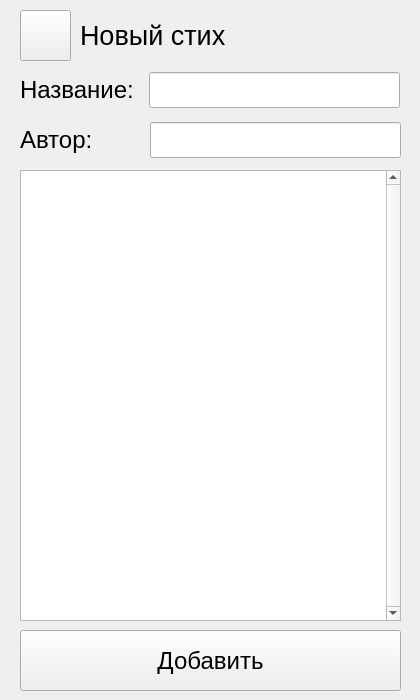
Krahjotdaan/LearningPoem, file UIs/VerseCreationForm.ui: the form before one commit.
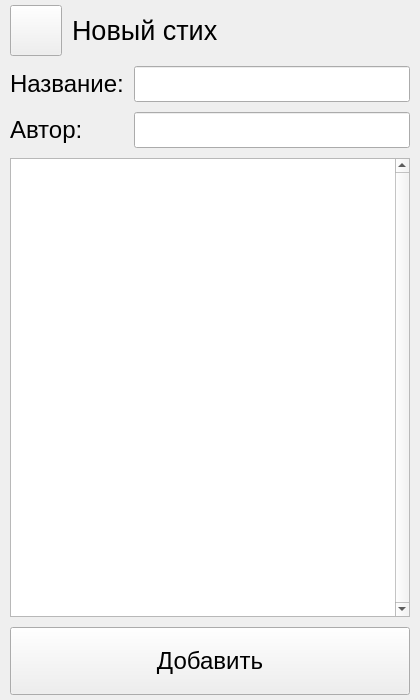
The form after the commit.

Commit message: Style: added grid to forms

Patch:
```diff
--- a/UIs/VerseCreationForm.ui
+++ b/UIs/VerseCreationForm.ui
@@ -14,15 +14,56 @@
    <string>MainWindow</string>
   </property>
   <widget class="QWidget" name="centralwidget">
-   <widget class="QWidget" name="verticalLayoutWidget">
-    <property name="geometry">
-     <rect>
-      <x>20</x>
-      <y>70</y>
-      <width>121</width>
-      <height>41</height>
-     </rect>
+   <layout class="QGridLayout" name="gridLayout" rowstretch="3,1,1,27,4">
+    <property name="leftMargin">
+     <number>10</number>
     </property>
+    <property name="topMargin">
+     <number>5</number>
+    </property>
+    <property name="rightMargin">
+     <number>10</number>
+    </property>
+    <property name="bottomMargin">
+     <number>5</number>
+    </property>
+    <property name="spacing">
+     <number>10</number>
+    </property>
+    <item row="0" column="0">
+     <layout class="QHBoxLayout" name="horizontalLayout_9">
+      <item>
+       <widget class="QPushButton" name="backButton">
+        <property name="sizePolicy">
+         <sizepolicy hsizetype="Minimum" vsizetype="Minimum">
+          <horstretch>0</horstretch>
+          <verstretch>0</verstretch>
+         </sizepolicy>
+        </property>
+        <property name="text">
+         <string/>
+        </property>
+       </widget>
+      </item>
+     </layout>
+    </item>
+    <item row="0" column="1" colspan="2">
+     <layout class="QHBoxLayout" name="horizontalLayout_2">
+      <item>
+       <widget class="QLabel" name="label_4">
+        <property name="font">
+         <font>
+          <pointsize>20</pointsize>
+         </font>
+        </property>
+        <property name="text">
+         <string>Новый стих</string>
+        </property>
+       </widget>
+      </item>
+     </layout>
+    </item>
+    <item row="1" column="0" colspan="2">
     <layout class="QVBoxLayout" name="verticalLayout">
      <item>
       <widget class="QLabel" name="label">
@@ -32,16 +73,8 @@
       </widget>
      </item>
     </layout>
-   </widget>
-   <widget class="QWidget" name="verticalLayoutWidget_2">
-    <property name="geometry">
-     <rect>
-      <x>149</x>
-      <y>70</y>
-      <width>251</width>
-      <height>41</height>
-     </rect>
-    </property>
+    </item>
+    <item row="1" column="2">
     <layout class="QVBoxLayout" name="verticalLayout_2">
      <item>
       <widget class="QLineEdit" name="title">
@@ -53,16 +86,8 @@
       </widget>
      </item>
     </layout>
-   </widget>
-   <widget class="QWidget" name="verticalLayoutWidget_3">
-    <property name="geometry">
-     <rect>
-      <x>20</x>
-      <y>120</y>
-      <width>121</width>
-      <height>41</height>
-     </rect>
-    </property>
+    </item>
+    <item row="2" column="0" colspan="2">
     <layout class="QVBoxLayout" name="verticalLayout_3">
      <item>
       <widget class="QLabel" name="label_2">
@@ -72,16 +97,8 @@
       </widget>
      </item>
     </layout>
-   </widget>
-   <widget class="QWidget" name="verticalLayoutWidget_4">
-    <property name="geometry">
-     <rect>
-      <x>150</x>
-      <y>120</y>
-      <width>251</width>
-      <height>41</height>
-     </rect>
-    </property>
+    </item>
+    <item row="2" column="2">
     <layout class="QVBoxLayout" name="verticalLayout_4">
      <item>
       <widget class="QLineEdit" name="author">
@@ -93,16 +110,8 @@
       </widget>
      </item>
     </layout>
-   </widget>
-   <widget class="QWidget" name="verticalLayoutWidget_7">
-    <property name="geometry">
-     <rect>
-      <x>20</x>
-      <y>170</y>
-      <width>381</width>
-      <height>451</height>
-     </rect>
-    </property>
+    </item>
+    <item row="3" column="0" colspan="3">
     <layout class="QVBoxLayout" name="verticalLayout_7">
      <item>
       <widget class="QTextEdit" name="verse_text">
@@ -117,16 +126,8 @@
       </widget>
      </item>
     </layout>
-   </widget>
-   <widget class="QWidget" name="horizontalLayoutWidget">
-    <property name="geometry">
-     <rect>
-      <x>20</x>
-      <y>630</y>
-      <width>381</width>
-      <height>61</height>
-     </rect>
-    </property>
+    </item>
+    <item row="4" column="0" colspan="3">
     <layout class="QHBoxLayout" name="horizontalLayout">
      <item>
       <widget class="QPushButton" name="newVerseButton">
@@ -147,56 +148,8 @@
       </widget>
      </item>
     </layout>
-   </widget>
-   <widget class="QWidget" name="horizontalLayoutWidget_2">
-    <property name="geometry">
-     <rect>
-      <x>80</x>
-      <y>10</y>
-      <width>321</width>
-      <height>51</height>
-     </rect>
-    </property>
-    <layout class="QHBoxLayout" name="horizontalLayout_2">
-     <item>
-      <widget class="QLabel" name="label_4">
-       <property name="font">
-        <font>
-         <pointsize>20</pointsize>
-        </font>
-       </property>
-       <property name="text">
-        <string>Новый стих</string>
-       </property>
-      </widget>
-     </item>
-    </layout>
-   </widget>
-   <widget class="QWidget" name="horizontalLayoutWidget_9">
-    <property name="geometry">
-     <rect>
-      <x>20</x>
-      <y>10</y>
-      <width>51</width>
-      <height>51</height>
-     </rect>
-    </property>
-    <layout class="QHBoxLayout" name="horizontalLayout_9">
-     <item>
-      <widget class="QPushButton" name="backButton">
-       <property name="sizePolicy">
-        <sizepolicy hsizetype="Minimum" vsizetype="Minimum">
-         <horstretch>0</horstretch>
-         <verstretch>0</verstretch>
-        </sizepolicy>
-       </property>
-       <property name="text">
-        <string/>
-       </property>
-      </widget>
-     </item>
-    </layout>
-   </widget>
+    </item>
+   </layout>
   </widget>
  </widget>
  <resources/>
```
Lines whose indentation alone changed are shown as unchanged. The commit also changes 7 other files.
